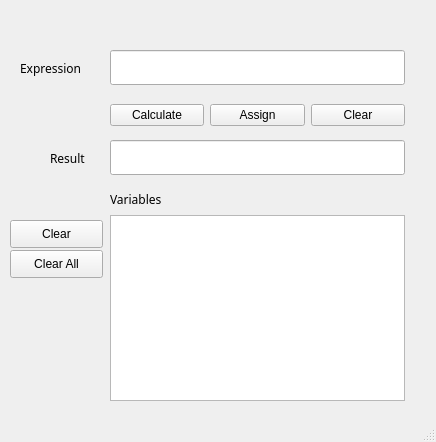
Above: ui/main_window.ui from milancvetanovic/SmartCalculator before the change. Below: the same form after it.
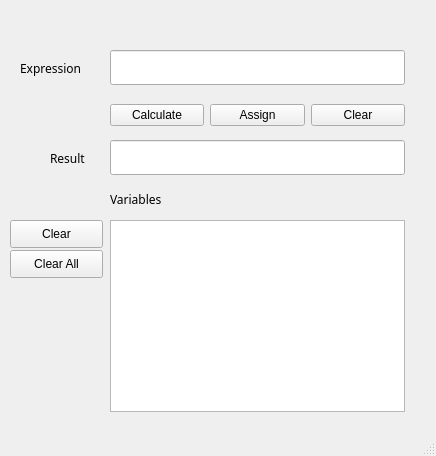
That is the form after the change.

Commit message: Replace textBrowser with listWidget

```diff
--- a/ui/main_window.ui
+++ b/ui/main_window.ui
@@ -7,7 +7,7 @@
     <x>0</x>
     <y>0</y>
     <width>436</width>
-    <height>442</height>
+    <height>456</height>
    </rect>
   </property>
   <property name="windowTitle">
@@ -121,7 +121,7 @@
      <string>Clear All</string>
     </property>
    </widget>
-   <widget class="QWidget" name="">
+   <widget class="QWidget" name="layoutWidget">
     <property name="geometry">
      <rect>
       <x>110</x>
@@ -176,13 +176,13 @@
      <string>Variables</string>
     </property>
    </widget>
-   <widget class="QTextBrowser" name="variablesDisplay">
+   <widget class="QListWidget" name="listWidget">
     <property name="geometry">
      <rect>
       <x>110</x>
-      <y>215</y>
+      <y>220</y>
       <width>295</width>
-      <height>186</height>
+      <height>192</height>
      </rect>
     </property>
    </widget>
```
Left out of the diff: 6 changed lines with no effect on the pictures. The commit also changes 2 other files.
